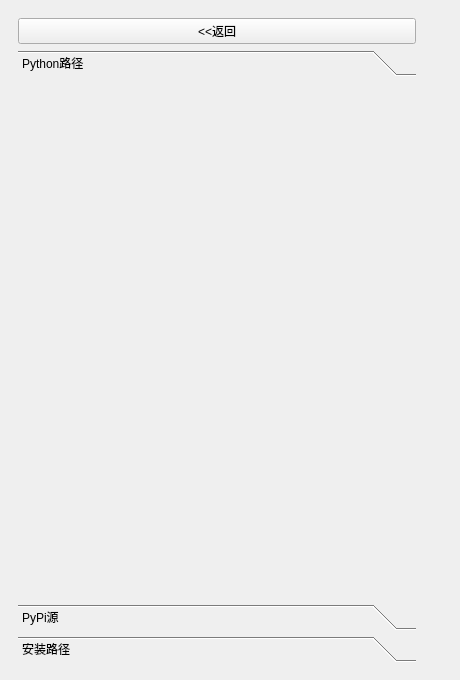
Above: app/ui/home.ui from ctpbee/bee_box before the change. Below: the same form after it.
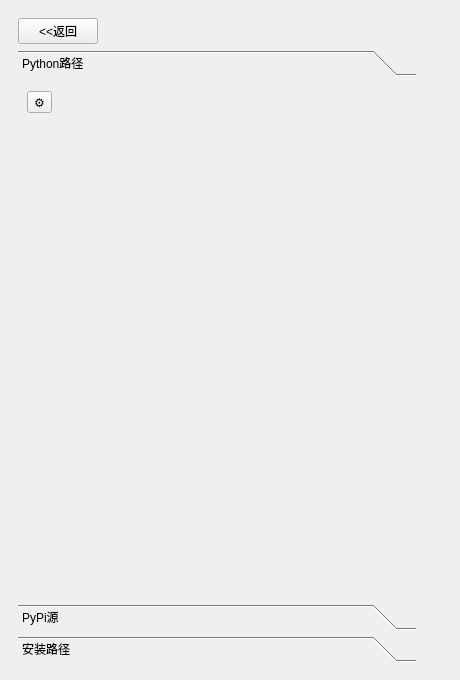
That is the form after the change. The open tabs and pages were chosen to show the change.

```diff
--- a/app/ui/home.ui
+++ b/app/ui/home.ui
@@ -236,11 +236,28 @@
           </property>
           <layout class="QVBoxLayout" name="verticalLayout_4">
            <item>
-            <widget class="QPushButton" name="back_btn">
-             <property name="text">
-              <string>&lt;&lt;返回</string>
-             </property>
-            </widget>
+            <layout class="QHBoxLayout" name="horizontalLayout_2">
+             <item>
+              <widget class="QPushButton" name="back_btn">
+               <property name="text">
+                <string>&lt;&lt;返回</string>
+               </property>
+              </widget>
+             </item>
+             <item>
+              <spacer name="horizontalSpacer_2">
+               <property name="orientation">
+                <enum>Qt::Horizontal</enum>
+               </property>
+               <property name="sizeHint" stdset="0">
+                <size>
+                 <width>40</width>
+                 <height>20</height>
+                </size>
+               </property>
+              </spacer>
+             </item>
+            </layout>
            </item>
            <item>
             <widget class="QToolBox" name="toolBox">
@@ -253,7 +270,7 @@
                 <x>0</x>
                 <y>0</y>
                 <width>394</width>
-                <height>511</height>
+                <height>509</height>
                </rect>
               </property>
               <attribute name="label">
@@ -261,7 +278,24 @@
               </attribute>
               <layout class="QVBoxLayout" name="verticalLayout_7">
                <item>
-                <layout class="QVBoxLayout" name="py_manage_layout"/>
+                <widget class="QToolButton" name="py_manage_btn">
+                 <property name="text">
+                  <string>⚙</string>
+                 </property>
+                </widget>
+               </item>
+               <item>
+                <spacer name="verticalSpacer_3">
+                 <property name="orientation">
+                  <enum>Qt::Vertical</enum>
+                 </property>
+                 <property name="sizeHint" stdset="0">
+                  <size>
+                   <width>20</width>
+                   <height>40</height>
+                  </size>
+                 </property>
+                </spacer>
                </item>
               </layout>
              </widget>
```
Left out of the diff: 4 changed lines with no effect on the pictures.
